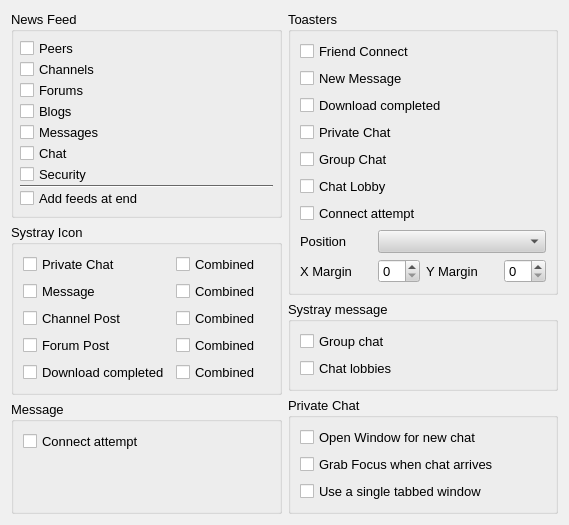
Old version of the form retroshare-gui/src/gui/settings/NotifyPage.ui in the repository RetroShare/RetroShare.
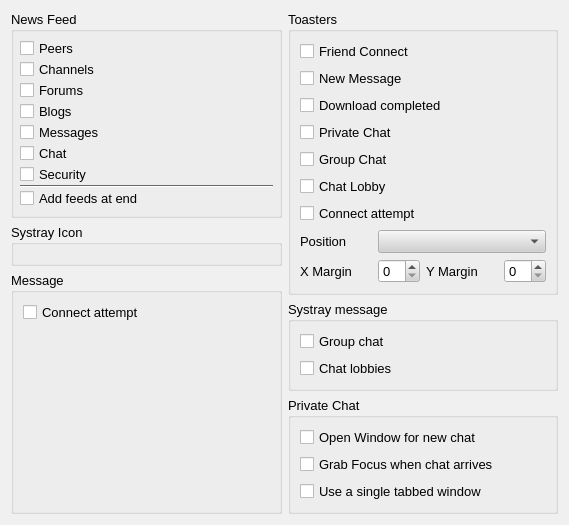
New version of the form.

Commit message: Reworked notification code in system tray. Added a base class and a possibility for the main dialogs and the plugins (derived from MainPage) to provide a notifier.

The edit to the form file:
```diff
--- a/retroshare-gui/src/gui/settings/NotifyPage.ui
+++ b/retroshare-gui/src/gui/settings/NotifyPage.ui
@@ -587,78 +587,7 @@
        </property>
        <layout class="QVBoxLayout" name="verticalLayout_5">
         <item>
-         <layout class="QGridLayout" name="gridLayout_2">
-          <item row="0" column="0">
-           <widget class="QCheckBox" name="trayNotify_PrivateChat">
-            <property name="text">
-             <string>Private Chat</string>
-            </property>
-           </widget>
-          </item>
-          <item row="1" column="0">
-           <widget class="QCheckBox" name="trayNotify_Messages">
-            <property name="text">
-             <string>Message</string>
-            </property>
-           </widget>
-          </item>
-          <item row="2" column="0">
-           <widget class="QCheckBox" name="trayNotify_Channels">
-            <property name="text">
-             <string>Channel Post</string>
-            </property>
-           </widget>
-          </item>
-          <item row="3" column="0">
-           <widget class="QCheckBox" name="trayNotify_Forums">
-            <property name="text">
-             <string>Forum Post</string>
-            </property>
-           </widget>
-          </item>
-          <item row="4" column="0">
-           <widget class="QCheckBox" name="trayNotify_Transfer">
-            <property name="text">
-             <string>Download completed</string>
-            </property>
-           </widget>
-          </item>
-          <item row="0" column="1">
-           <widget class="QCheckBox" name="trayNotify_PrivateChatCombined">
-            <property name="text">
-             <string>Combined</string>
-            </property>
-           </widget>
-          </item>
-          <item row="1" column="1">
-           <widget class="QCheckBox" name="trayNotify_MessagesCombined">
-            <property name="text">
-             <string>Combined</string>
-            </property>
-           </widget>
-          </item>
-          <item row="2" column="1">
-           <widget class="QCheckBox" name="trayNotify_ChannelsCombined">
-            <property name="text">
-             <string>Combined</string>
-            </property>
-           </widget>
-          </item>
-          <item row="3" column="1">
-           <widget class="QCheckBox" name="trayNotify_ForumsCombined">
-            <property name="text">
-             <string>Combined</string>
-            </property>
-           </widget>
-          </item>
-          <item row="4" column="1">
-           <widget class="QCheckBox" name="trayNotify_TransferCombined">
-            <property name="text">
-             <string>Combined</string>
-            </property>
-           </widget>
-          </item>
-         </layout>
+         <layout class="QGridLayout" name="notifyLayout"/>
         </item>
        </layout>
       </widget>
```
The commit also changes 29 other files.
